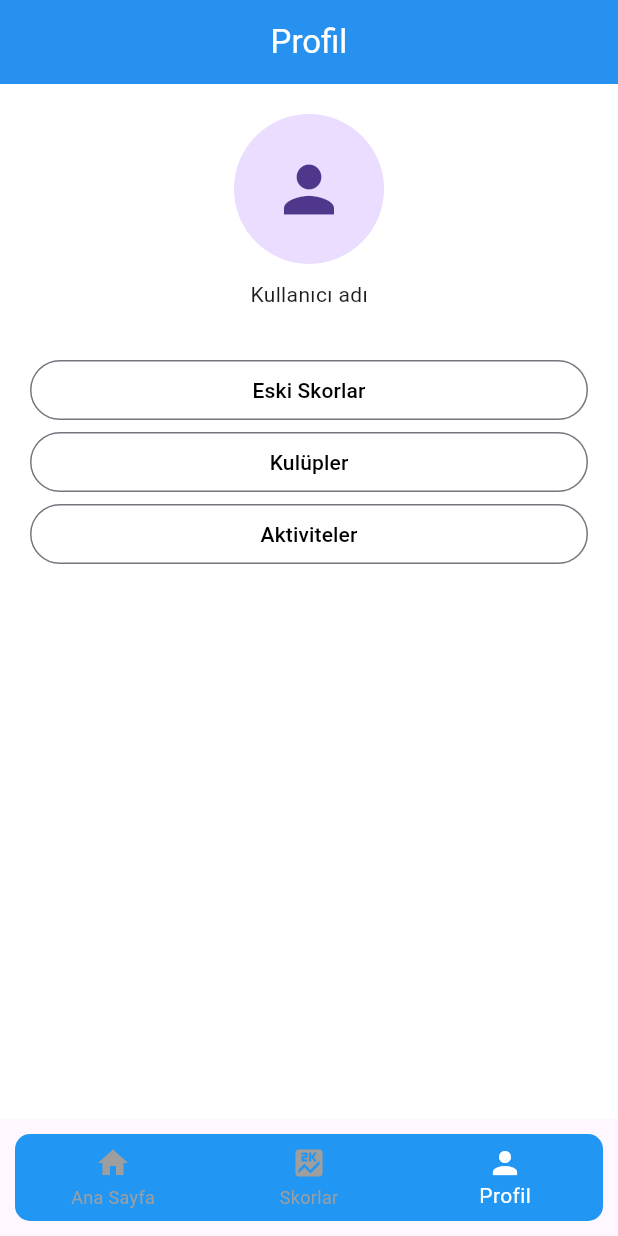
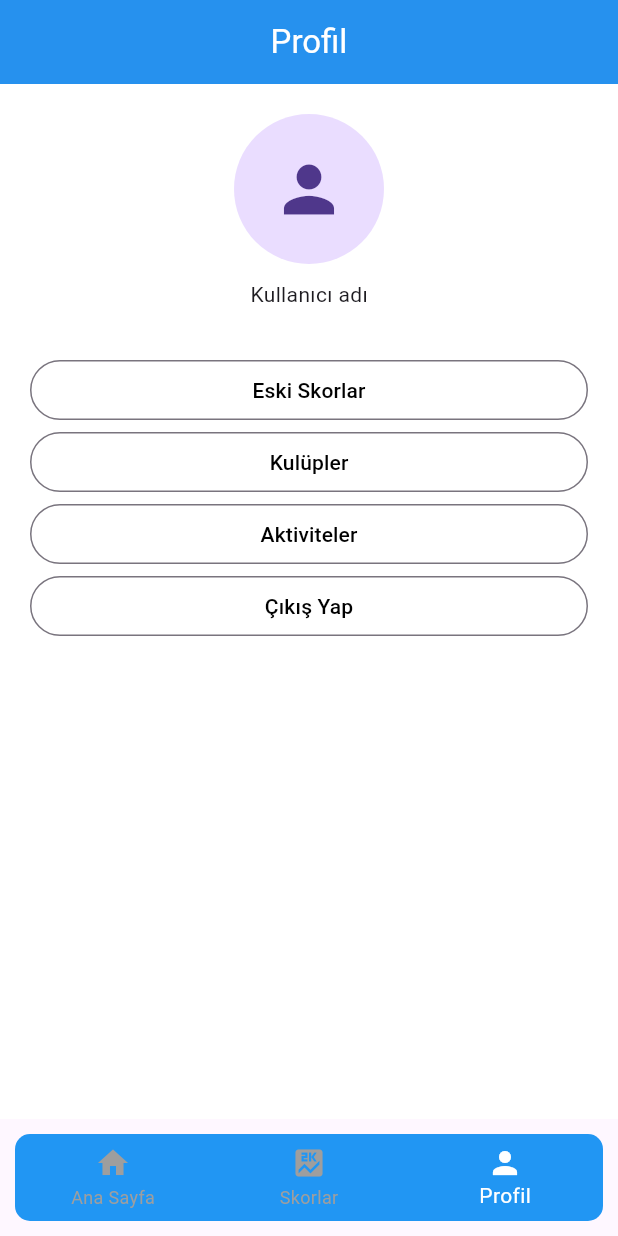
Before and after one commit to kayamustafa33/Capstone, a Flutter app: the MainScreen screen opened directly, item 3 of the bottom bar chosen, on a phone screen of 412 x 824 dp. Run offline on Flutter 3.47's test engine with Material 3 defaults, Android fonts, the phone set to English and light mode, and no system bars; our stand-ins replace fluttertoast.

Commit message:
Log Out | Added log out button in profile screen.

```diff
--- a/lib/main.dart
+++ b/lib/main.dart
@@ -22,11 +22,11 @@ class MainApp extends StatelessWidget {
       debugShowCheckedModeBanner: false,
         onGenerateRoute: (RouteSettings settings) {
           if (settings.name == HomeScreen.routeName) {
-            return MaterialPageRoute(builder: (context) => HomeScreen());
+            return MaterialPageRoute(builder: (context) => const HomeScreen());
           } else if (settings.name == ProfileScreen.routeName) {
-            return MaterialPageRoute(builder: (context) => ProfileScreen());
+            return MaterialPageRoute(builder: (context) => const ProfileScreen());
           }else if (settings.name == ScoresScreen.routeName){
-            return MaterialPageRoute(builder: (context) => ScoresScreen());
+            return MaterialPageRoute(builder: (context) => const ScoresScreen());
           }
           return null;
         },
--- a/lib/src/util/textStyles.dart
+++ b/lib/src/util/textStyles.dart
@@ -1,8 +1,6 @@
-import 'dart:ui';
-
 import 'package:flutter/material.dart';
 
 TextStyle tableHeaderStyle =
-    TextStyle(fontWeight: FontWeight.w500, color: Colors.black, fontSize: 16);
+    const TextStyle(fontWeight: FontWeight.w500, color: Colors.black, fontSize: 16);
 TextStyle buttonNameStyle =
-    TextStyle(fontWeight: FontWeight.w500, color: Colors.white, fontSize: 16);
+    const TextStyle(fontWeight: FontWeight.w500, color: Colors.white, fontSize: 16);
--- a/lib/src/views/homeScreen/widgets/ScoreTableHeader.dart
+++ b/lib/src/views/homeScreen/widgets/ScoreTableHeader.dart
@@ -1,4 +1,3 @@
-import 'package:flutter/cupertino.dart';
 import 'package:flutter/material.dart';
 
 Widget ScoreTableHeader(String headerText) {
--- a/lib/src/views/profileScreen/ProfileScreen.dart
+++ b/lib/src/views/profileScreen/ProfileScreen.dart
@@ -1,3 +1,4 @@
+import 'package:capstone/src/views/loginScreen/LoginScreen.dart';
 import 'package:capstone/src/views/profileScreen/widgets/widgets.dart';
 import 'package:flutter/material.dart';
 
@@ -90,6 +91,21 @@ class ProfileScreen extends StatelessWidget {
                         ),
                       ),
                     ),
+                    SizedBox(
+                      width: double.infinity,
+                      child: OutlinedButton(
+                        onPressed: () {
+                          Navigator.pushReplacement(
+                            context,
+                            MaterialPageRoute(builder: (context) => const LoginScreen()),
+                          );
+                        },
+                        child: const Text(
+                          'Çıkış Yap',
+                          style: TextStyle(color: Colors.black),
+                        ),
+                      ),
+                    ),
                   ],
                 ),
               )
```
Also changed, not shown: lib/src/views/loginScreen/LoginScreen.dart (+5 -3 lines), assets/archer.jpeg (deleted), assets/logo.jpg (added).
